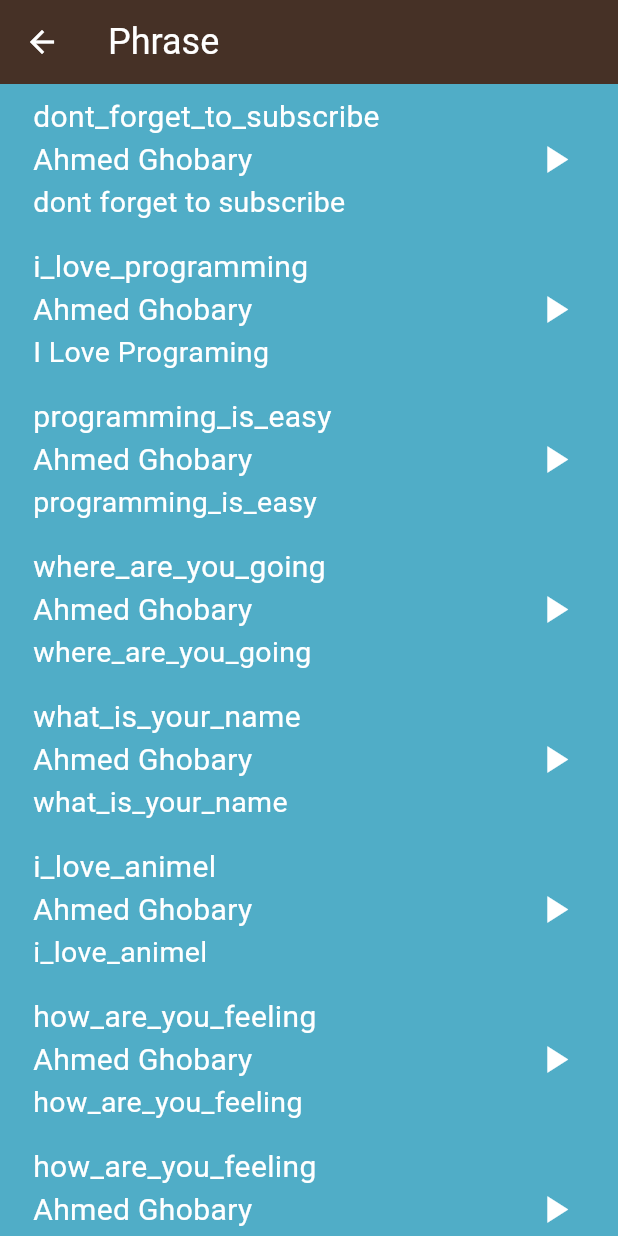
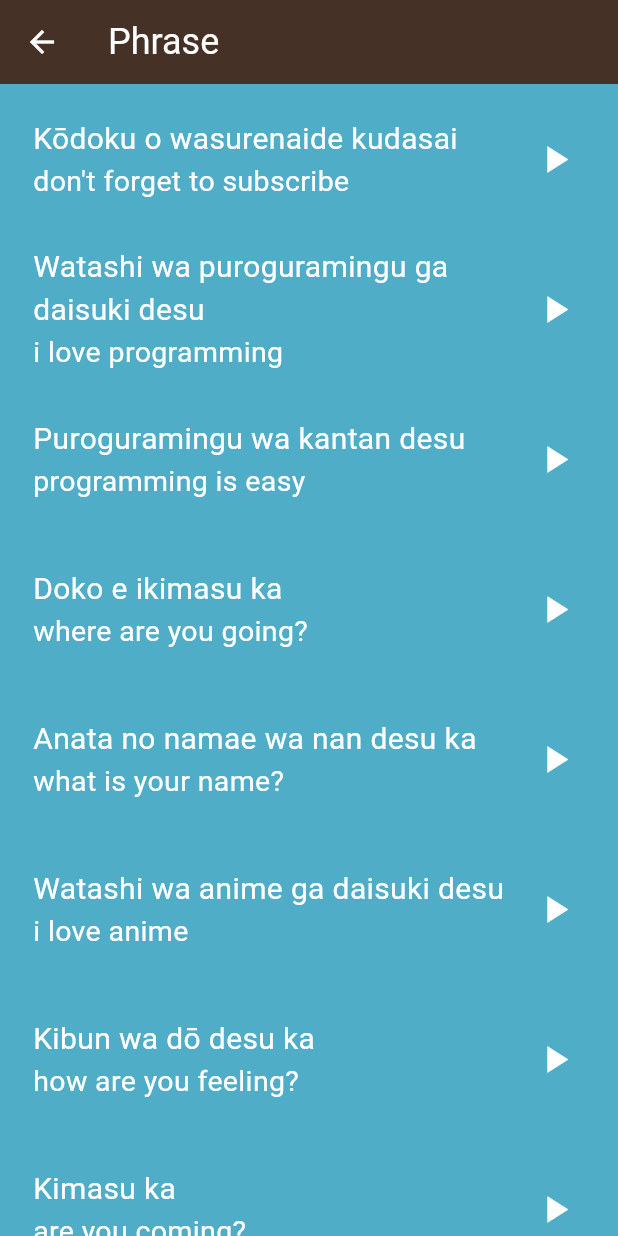
Before and after one commit to abdallahelghobary/Toku-App, a Flutter app: the PhrasesPage screen opened directly, on a phone screen of 412 x 824 dp. Run offline on Flutter 3.47's test engine with Material 3 defaults, Android fonts, the phone set to English and light mode, and no system bars; our stand-ins replace audioplayers.

Commit message:
Refactor & Finish App V 1.0

```diff
--- /dev/null
+++ b/lib/components/item_info.dart
@@ -0,0 +1,49 @@
+import 'package:flutter/material.dart';
+import 'package:toku_app/screens/models/item.dart';
+
+class ItemInfo extends StatelessWidget {
+  const ItemInfo({super.key, required this.item});
+
+  final ItemModel item;
+  @override
+  Widget build(BuildContext context) {
+    return Row(
+      children: [
+        Padding(
+          padding: const EdgeInsets.only(left: 22),
+          child: Expanded(
+            child: Column(
+              crossAxisAlignment: CrossAxisAlignment.start,
+              mainAxisAlignment: MainAxisAlignment.center,
+              children: [
+                Text(
+                  item.jpName,
+                  softWrap: true,
+                  style: TextStyle(color: Colors.white, fontSize: 20),
+                ),
+
+                Text(
+                  item.enName,
+                  softWrap: true,
+                  style: TextStyle(color: Colors.white, fontSize: 19),
+                ),
+              ],
+            ),
+          ),
+        ),
+
+        const Spacer(flex: 1),
+
+        IconButton(
+          onPressed: () {
+            //playSound();
+            item.playSound();
+          },
+          icon: const Icon(Icons.play_arrow, color: Colors.white, size: 30),
+        ),
+
+        Padding(padding: const EdgeInsets.only(right: 18)),
+      ],
+    );
+  }
+}
--- a/lib/components/list_item.dart
+++ b/lib/components/list_item.dart
@@ -1,6 +1,6 @@
 import 'package:flutter/material.dart';
-import 'package:toku_app/screens/models/number.dart';
-import 'package:audioplayers/audioplayers.dart';
+import 'package:toku_app/components/item_info.dart';
+import 'package:toku_app/screens/models/item.dart';
 
 class ListItem extends StatelessWidget {
   const ListItem({super.key, required this.item, required this.colorso});
@@ -23,67 +23,3 @@ class ListItem extends StatelessWidget {
     );
   }
 }
-
-class ItemInfo extends StatelessWidget {
-  const ItemInfo({super.key, required this.item});
-
-  final ItemModel item;
-  @override
-  Widget build(BuildContext context) {
-    return Row(
-      children: [
-        Padding(
-          padding: const EdgeInsets.only(left: 22),
-          child: Column(
-            crossAxisAlignment: CrossAxisAlignment.start,
-            mainAxisAlignment: MainAxisAlignment.center,
-            children: [
-              Text(
-                item.jpName,
-                style: TextStyle(color: Colors.white, fontSize: 20),
-              ),
-              Text('Ahmed Ghobary',style: TextStyle(color: Colors.white, fontSize: 20)),
-              Text(
-                item.enName,
-                style: TextStyle(color: Colors.white, fontSize: 19),
-              ),
-            ],
-          ),
-        ),
-
-        const Spacer(flex: 1),
-
-        IconButton(
-          onPressed: () {
-            //playSound();
-
-            final player = AudioPlayer();
-
-            player.play(AssetSource(item.sound));
-
-            // Play Sound
-          },
-          icon: const Icon(Icons.play_arrow, color: Colors.white, size: 30),
-        ),
-
-        Padding(padding: const EdgeInsets.only(right: 18)),
-      ],
-    );
-  }
-}
-
-class PhrasesItem extends StatelessWidget {
-  const PhrasesItem({super.key, required this.item, required this.colorso});
-
-  final ItemModel item;
-  final Color colorso;
-
-  @override
-  Widget build(BuildContext context) {
-    return Container(
-      height: 100,
-      color: colorso,
-      child: ItemInfo(item: item),
-    );
-  }
-}
--- /dev/null
+++ b/lib/components/phrases_page.dart
@@ -0,0 +1,20 @@
+
+import 'package:flutter/material.dart';
+import 'package:toku_app/components/item_info.dart';
+import 'package:toku_app/screens/models/item.dart';
+
+class PhrasesItem extends StatelessWidget {
+  const PhrasesItem({super.key, required this.item, required this.colorso});
+
+  final ItemModel item;
+  final Color colorso;
+
+  @override
+  Widget build(BuildContext context) {
+    return Container(
+      height: 100,
+      color: colorso,
+      child: ItemInfo(item: item),
+    );
+  }
+}
--- a/lib/screens/family_members_page.dart
+++ b/lib/screens/family_members_page.dart
@@ -1,6 +1,6 @@
 import 'package:flutter/material.dart';
 import 'package:toku_app/components/list_item.dart';
-import 'package:toku_app/screens/models/number.dart';
+import 'package:toku_app/screens/models/item.dart';
 
 class FamilyMembers extends StatelessWidget {
   const FamilyMembers({super.key});
--- a/lib/screens/phrases_page.dart
+++ b/lib/screens/phrases_page.dart
@@ -1,70 +1,55 @@
 import 'package:flutter/material.dart';
-import 'package:toku_app/components/list_item.dart';
-import 'package:toku_app/screens/models/number.dart';
+import 'package:toku_app/components/phrases_page.dart';
+import 'package:toku_app/screens/models/item.dart';
 
 class PhrasesPage extends StatelessWidget {
   const PhrasesPage({super.key});
 
-  final List<ItemModel> item = const [
+  final List<ItemModel> phrasesList = const [
     ItemModel(
-      jpName: 'dont_forget_to_subscribe',
-      enName: 'dont forget to subscribe',
-
+    jpName: 'Kōdoku o wasurenaide kudasai',
+    enName: 'don\'t forget to subscribe',
     sound: 'sounds/phrases/dont_forget_to_subscribe.wav',
   ),
   ItemModel(
-      jpName: 'i_love_programming',
-      enName: 'I Love Programing',
-
+    jpName: 'Watashi wa puroguramingu ga \ndaisuki desu',
+    enName: 'i love programming',
     sound: 'sounds/phrases/i_love_programming.wav',
   ),
   ItemModel(
-      jpName: 'programming_is_easy',
-      enName: 'programming_is_easy',
-
+    jpName: 'Puroguramingu wa kantan desu',
+    enName: 'programming is easy',
     sound: 'sounds/phrases/programming_is_easy.wav',
   ),
   ItemModel(
-      jpName: 'where_are_you_going',
-      enName: 'where_are_you_going',
-
+    jpName: 'Doko e ikimasu ka ',
+    enName: 'where are you going?',
     sound: 'sounds/phrases/where_are_you_going.wav',
   ),
   ItemModel(
-      jpName: 'what_is_your_name',
-      enName: 'what_is_your_name',
-
+    jpName: 'Anata no namae wa nan desu ka ',
+    enName: 'what is your name?',
     sound: 'sounds/phrases/what_is_your_name.wav',
   ),
   ItemModel(
-      jpName: 'i_love_animel',
-      enName: 'i_love_animel',
+    jpName: 'Watashi wa anime ga daisuki desu ',
+    enName: 'i love anime',
     sound: 'sounds/phrases/i_love_anime.wav',
   ),
   ItemModel(
-      jpName: 'how_are_you_feeling',
-      enName: 'how_are_you_feeling',
+    jpName: 'Kibun wa dō desu ka ',
+    enName: 'how are you feeling?',
     sound: 'sounds/phrases/how_are_you_feeling.wav',
   ),
   ItemModel(
-      jpName: 'how_are_you_feeling',
-      enName: 'how_are_you_feeling',
-      sound: 'sounds/phrases/how_are_you_feeling.wav',
+    jpName: 'Kimasu ka ',
+    enName: 'are you coming?',
+    sound: 'sounds/phrases/are_you_coming.wav',
   ),
   ItemModel(
-      jpName: 'how_are_you_feeling',
-      enName: 'how_are_you_feeling',
-      sound: 'sounds/phrases/how_are_you_feeling.wav',
-    ),
-    ItemModel(
-      jpName: 'what_is_your_name',
-      enName: 'what_is_your_name',
-      sound: 'sounds/phrases/what_is_your_name.wav',
-    ),
-    ItemModel(
-      jpName: 'what_is_your_name',
-      enName: 'what_is_your_name',
-      sound: 'sounds/phrases/what_is_your_name.wav',
+    jpName: 'Hai, ima ikimasu ',
+    enName: 'yes, I am coming',
+    sound: 'sounds/phrases/yes_im_coming.wav',
   ),
   ];
 
@@ -81,9 +66,9 @@ class PhrasesPage extends StatelessWidget {
       ),
 
       body: ListView.builder(
-        itemCount: item.length,
+        itemCount: phrasesList.length,
         itemBuilder: (context, index) {
-          return PhrasesItem(colorso: Color(0xff50adc7), item: item[index]);
+          return PhrasesItem(colorso: Color(0xff50adc7), item: phrasesList[index]);
         },
       ),
     );
```
Also changed, not shown: lib/screens/colors_page.dart (+22 -21 lines), lib/screens/models/item.dart (renamed from lib/screens/models/number.dart, +14 -5 lines), lib/screens/numbers_page.dart (+24 -23 lines). Lines whose indentation alone changed are shown as unchanged.
